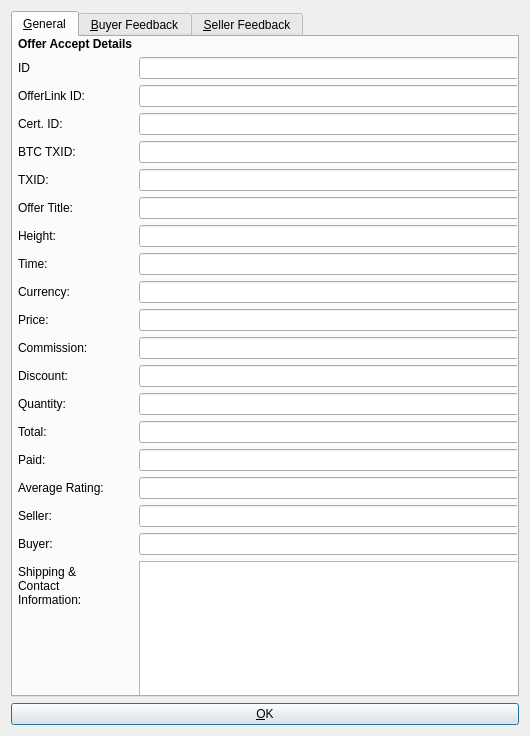
willyko/syscoin2, file src/qt/forms/offeracceptinfodialog.ui: the form before one commit.
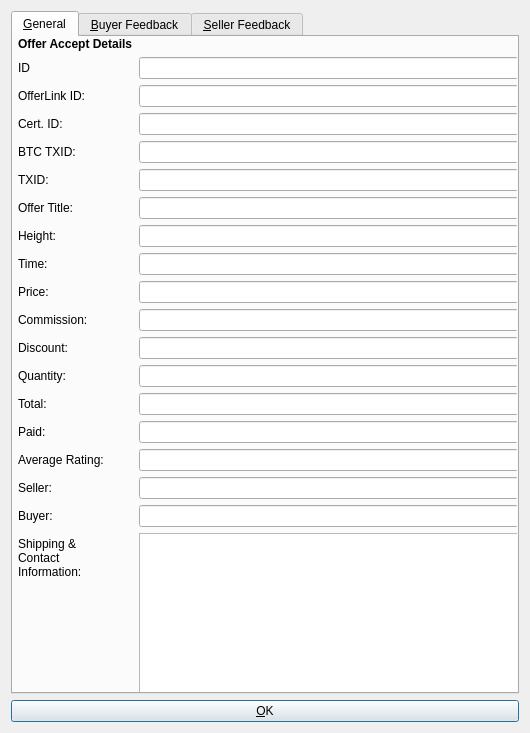
The form after the commit.

```diff
--- a/src/qt/forms/offeracceptinfodialog.ui
+++ b/src/qt/forms/offeracceptinfodialog.ui
@@ -7,7 +7,7 @@
     <x>0</x>
     <y>0</y>
     <width>530</width>
-    <height>736</height>
+    <height>733</height>
    </rect>
   </property>
   <property name="windowTitle">
@@ -145,126 +145,112 @@
          </widget>
         </item>
         <item row="9" column="0">
-         <widget class="QLabel" name="label_12">
-          <property name="text">
-           <string>Currency:</string>
-          </property>
-         </widget>
-        </item>
-        <item row="9" column="1">
-         <widget class="QLineEdit" name="currencyEdit">
-          <property name="enabled">
-           <bool>true</bool>
-          </property>
-         </widget>
-        </item>
-        <item row="10" column="0">
          <widget class="QLabel" name="label_7">
           <property name="text">
            <string>Price:</string>
           </property>
          </widget>
         </item>
-        <item row="10" column="1">
+        <item row="9" column="1">
          <widget class="QLineEdit" name="priceEdit">
           <property name="enabled">
            <bool>true</bool>
           </property>
          </widget>
         </item>
-        <item row="11" column="0">
+        <item row="10" column="0">
          <widget class="QLabel" name="commissionLabel">
           <property name="text">
            <string>Commission:</string>
           </property>
          </widget>
         </item>
-        <item row="11" column="1">
+        <item row="10" column="1">
          <widget class="QLineEdit" name="commissionEdit"/>
         </item>
-        <item row="12" column="0">
+        <item row="11" column="0">
          <widget class="QLabel" name="discountLabel">
           <property name="text">
            <string>Discount:</string>
           </property>
          </widget>
         </item>
-        <item row="12" column="1">
+        <item row="11" column="1">
          <widget class="QLineEdit" name="discountEdit"/>
         </item>
-        <item row="13" column="0">
+        <item row="12" column="0">
          <widget class="QLabel" name="label_13">
           <property name="text">
            <string>Quantity:</string>
           </property>
          </widget>
         </item>
-        <item row="13" column="1">
+        <item row="12" column="1">
          <widget class="QLineEdit" name="quantityEdit">
           <property name="enabled">
            <bool>true</bool>
           </property>
          </widget>
         </item>
-        <item row="14" column="0">
+        <item row="13" column="0">
          <widget class="QLabel" name="label_9">
           <property name="text">
            <string>Total:</string>
           </property>
          </widget>
         </item>
-        <item row="14" column="1">
+        <item row="13" column="1">
          <widget class="QLineEdit" name="totalEdit">
           <property name="enabled">
            <bool>true</bool>
           </property>
          </widget>
         </item>
-        <item row="15" column="0">
+        <item row="14" column="0">
          <widget class="QLabel" name="label_8">
           <property name="text">
            <string>Paid:</string>
           </property>
          </widget>
         </item>
-        <item row="15" column="1">
+        <item row="14" column="1">
          <widget class="QLineEdit" name="paidEdit">
           <property name="enabled">
            <bool>true</bool>
           </property>
          </widget>
         </item>
-        <item row="16" column="0">
+        <item row="15" column="0">
          <widget class="QLabel" name="label">
           <property name="text">
            <string>Average Rating:</string>
           </property>
          </widget>
         </item>
-        <item row="16" column="1">
+        <item row="15" column="1">
          <widget class="QLineEdit" name="ratingEdit"/>
         </item>
-        <item row="17" column="0">
+        <item row="16" column="0">
          <widget class="QLabel" name="label_15">
           <property name="text">
            <string>Seller:</string>
           </property>
          </widget>
         </item>
-        <item row="17" column="1">
+        <item row="16" column="1">
          <widget class="QLineEdit" name="sellerEdit"/>
         </item>
-        <item row="18" column="0">
+        <item row="17" column="0">
          <widget class="QLabel" name="label_10">
           <property name="text">
            <string>Buyer:</string>
           </property>
          </widget>
         </item>
-        <item row="18" column="1">
+        <item row="17" column="1">
          <widget class="QLineEdit" name="buyerEdit"/>
         </item>
-        <item row="20" column="0">
+        <item row="19" column="0">
          <widget class="QLabel" name="label_11">
           <property name="text">
            <string>Shipping &amp; Contact Information:</string>
@@ -274,7 +260,7 @@
           </property>
          </widget>
         </item>
-        <item row="20" column="1">
+        <item row="19" column="1">
          <widget class="QTextEdit" name="paymessageEdit">
           <property name="enabled">
            <bool>true</bool>
```
